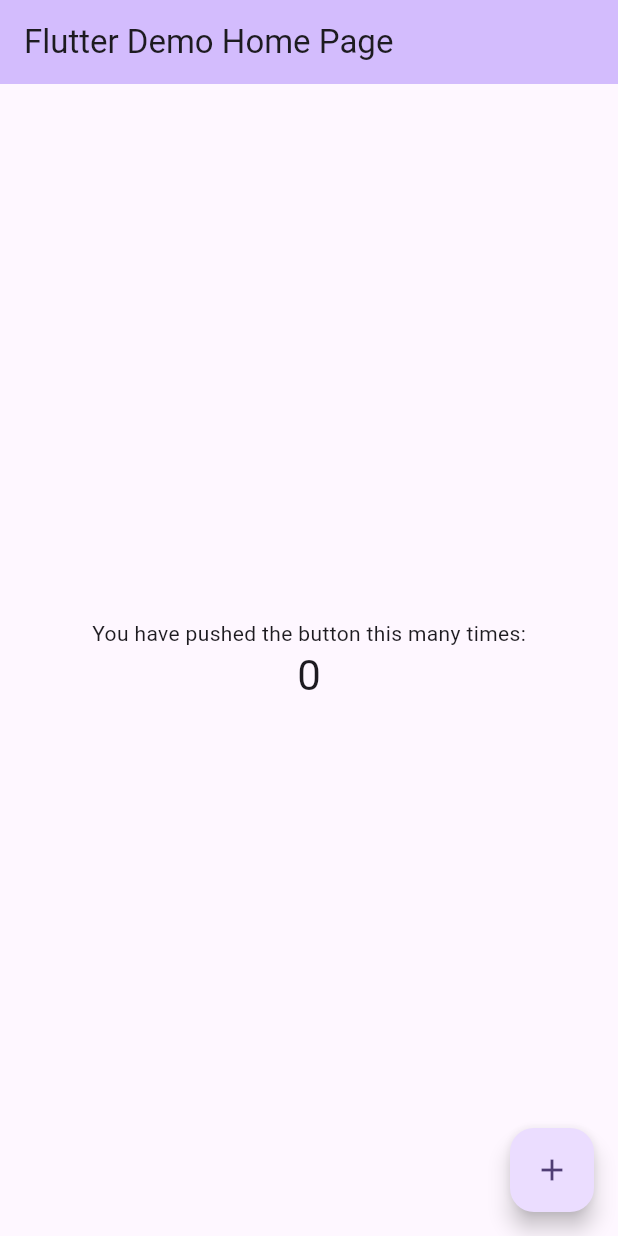
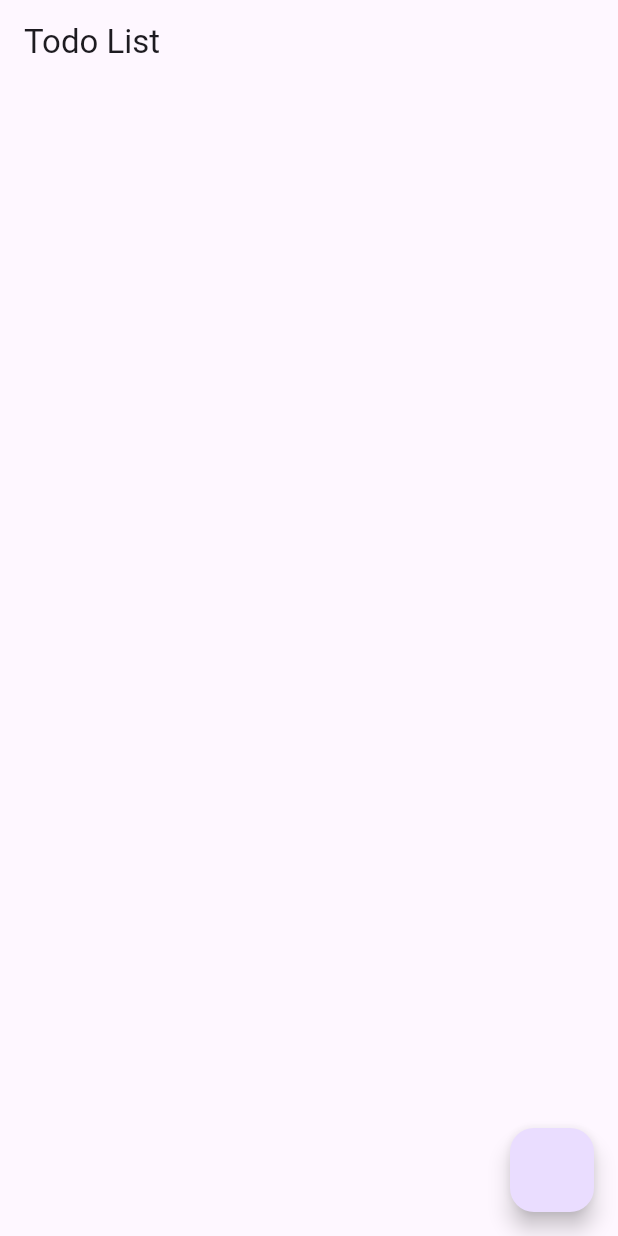
Before and after one commit to eniiku/flutter-demo, a Flutter app: the screen it shows after launch, on a phone screen of 412 x 824 dp. Run offline on Flutter 3.47's test engine with Material 3 defaults, Android fonts, the phone set to English and light mode, and no system bars.

Commit message:
feat: create home page screen

```diff
--- a/lib/main.dart
+++ b/lib/main.dart
@@ -1,125 +1,6 @@
 import 'package:flutter/material.dart';
+import 'package:todo_app/src/screens/home_page.dart';
 
 void main() {
-  runApp(const MyApp());
+  runApp(MaterialApp(title: "Todo App", home: HomePage()));
 }
-
-class MyApp extends StatelessWidget {
-  const MyApp({super.key});
-
-  // This widget is the root of your application.
-  @override
-  Widget build(BuildContext context) {
-    return MaterialApp(
-      title: 'Flutter Demo',
-      theme: ThemeData(
-        // This is the theme of your application.
-        //
-        // TRY THIS: Try running your application with "flutter run". You'll see
-        // the application has a purple toolbar. Then, without quitting the app,
-        // try changing the seedColor in the colorScheme below to Colors.green
-        // and then invoke "hot reload" (save your changes or press the "hot
-        // reload" button in a Flutter-supported IDE, or press "r" if you used
-        // the command line to start the app).
-        //
-        // Notice that the counter didn't reset back to zero; the application
-        // state is not lost during the reload. To reset the state, use hot
-        // restart instead.
-        //
-        // This works for code too, not just values: Most code changes can be
-        // tested with just a hot reload.
-        colorScheme: ColorScheme.fromSeed(seedColor: Colors.deepPurple),
-        useMaterial3: true,
-      ),
-      home: const MyHomePage(title: 'Flutter Demo Home Page'),
-    );
-  }
-}
-
-class MyHomePage extends StatefulWidget {
-  const MyHomePage({super.key, required this.title});
-
-  // This widget is the home page of your application. It is stateful, meaning
-  // that it has a State object (defined below) that contains fields that affect
-  // how it looks.
-
-  // This class is the configuration for the state. It holds the values (in this
-  // case the title) provided by the parent (in this case the App widget) and
-  // used by the build method of the State. Fields in a Widget subclass are
-  // always marked "final".
-
-  final String title;
-
-  @override
-  State<MyHomePage> createState() => _MyHomePageState();
-}
-
-class _MyHomePageState extends State<MyHomePage> {
-  int _counter = 0;
-
-  void _incrementCounter() {
-    setState(() {
-      // This call to setState tells the Flutter framework that something has
-      // changed in this State, which causes it to rerun the build method below
-      // so that the display can reflect the updated values. If we changed
-      // _counter without calling setState(), then the build method would not be
-      // called again, and so nothing would appear to happen.
-      _counter++;
-    });
-  }
-
-  @override
-  Widget build(BuildContext context) {
-    // This method is rerun every time setState is called, for instance as done
-    // by the _incrementCounter method above.
-    //
-    // The Flutter framework has been optimized to make rerunning build methods
-    // fast, so that you can just rebuild anything that needs updating rather
-    // than having to individually change instances of widgets.
-    return Scaffold(
-      appBar: AppBar(
-        // TRY THIS: Try changing the color here to a specific color (to
-        // Colors.amber, perhaps?) and trigger a hot reload to see the AppBar
-        // change color while the other colors stay the same.
-        backgroundColor: Theme.of(context).colorScheme.inversePrimary,
-        // Here we take the value from the MyHomePage object that was created by
-        // the App.build method, and use it to set our appbar title.
-        title: Text(widget.title),
-      ),
-      body: Center(
-        // Center is a layout widget. It takes a single child and positions it
-        // in the middle of the parent.
-        child: Column(
-          // Column is also a layout widget. It takes a list of children and
-          // arranges them vertically. By default, it sizes itself to fit its
-          // children horizontally, and tries to be as tall as its parent.
-          //
-          // Column has various properties to control how it sizes itself and
-          // how it positions its children. Here we use mainAxisAlignment to
-          // center the children vertically; the main axis here is the vertical
-          // axis because Columns are vertical (the cross axis would be
-          // horizontal).
-          //
-          // TRY THIS: Invoke "debug painting" (choose the "Toggle Debug Paint"
-          // action in the IDE, or press "p" in the console), to see the
-          // wireframe for each widget.
-          mainAxisAlignment: MainAxisAlignment.center,
-          children: <Widget>[
-            const Text(
-              'You have pushed the button this many times:',
-            ),
-            Text(
-              '$_counter',
-              style: Theme.of(context).textTheme.headlineMedium,
-            ),
-          ],
-        ),
-      ),
-      floatingActionButton: FloatingActionButton(
-        onPressed: _incrementCounter,
-        tooltip: 'Increment',
-        child: const Icon(Icons.add),
-      ), // This trailing comma makes auto-formatting nicer for build methods.
-    );
-  }
-}
--- /dev/null
+++ b/lib/src/screens/home_page.dart
@@ -0,0 +1,16 @@
+import 'package:flutter/material.dart';
+import 'package:todo_app/src/screens/add_todo.dart';
+
+class HomePage extends StatelessWidget {
+  const HomePage({super.key});
+
+  @override
+  Widget build(BuildContext context) {
+    return Scaffold(
+        appBar: AppBar(title: const Text("Todo List")),
+        floatingActionButton: FloatingActionButton(onPressed: () {
+          Navigator.push(context,
+              MaterialPageRoute(builder: (context) => AddTodoScreen()));
+        }));
+  }
+}
```
